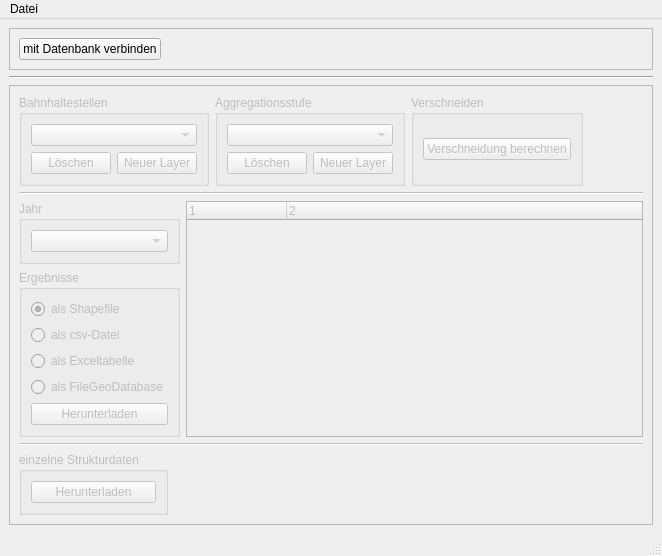
This is src/verschneidungstool/PyQt/main.ui in MaxBo/verschneidungstool as Qt 5 draws it before an edit. The edited form follows.
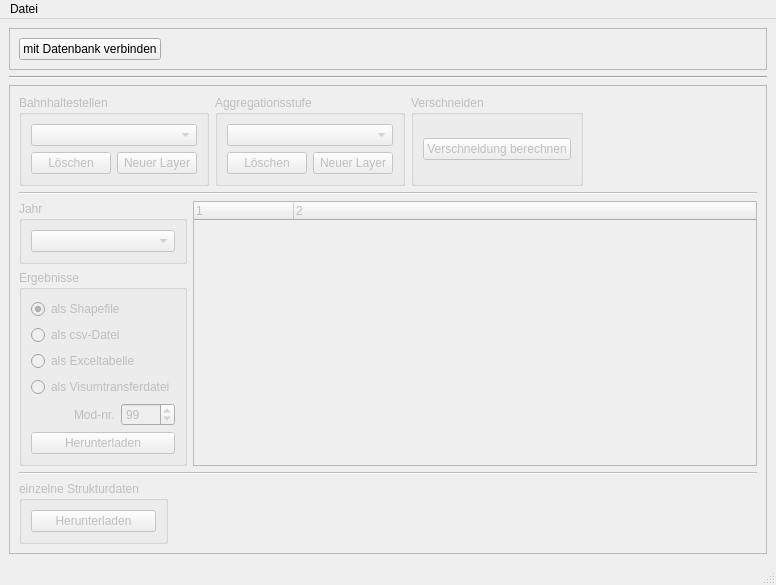
This is the edited form. Icons and pictures are not drawn.

Patch:
```diff
--- a/src/verschneidungstool/PyQt/main.ui
+++ b/src/verschneidungstool/PyQt/main.ui
@@ -6,8 +6,8 @@
    <rect>
     <x>0</x>
     <y>0</y>
-    <width>662</width>
-    <height>493</height>
+    <width>776</width>
+    <height>498</height>
    </rect>
   </property>
   <property name="windowTitle">
@@ -332,10 +332,53 @@
                    <bool>false</bool>
                   </property>
                   <property name="text">
-                   <string>als FileGeoDatabase</string>
+                   <string>als Visumtransferdatei</string>
                   </property>
                  </widget>
                 </item>
+                <item>
+                 <layout class="QHBoxLayout" name="horizontalLayout_3">
+                  <item>
+                   <spacer name="horizontalSpacer_3">
+                    <property name="orientation">
+                     <enum>Qt::Horizontal</enum>
+                    </property>
+                    <property name="sizeHint" stdset="0">
+                     <size>
+                      <width>20</width>
+                      <height>20</height>
+                     </size>
+                    </property>
+                   </spacer>
+                  </item>
+                  <item>
+                   <widget class="QLabel" name="label">
+                    <property name="enabled">
+                     <bool>false</bool>
+                    </property>
+                    <property name="text">
+                     <string>Mod-nr.</string>
+                    </property>
+                   </widget>
+                  </item>
+                  <item>
+                   <widget class="QSpinBox" name="visum_mod_input">
+                    <property name="enabled">
+                     <bool>false</bool>
+                    </property>
+                    <property name="minimum">
+                     <number>1</number>
+                    </property>
+                    <property name="maximum">
+                     <number>9999</number>
+                    </property>
+                    <property name="value">
+                     <number>99</number>
+                    </property>
+                   </widget>
+                  </item>
+                 </layout>
+                </item>
                 <item>
                  <widget class="QPushButton" name="results_button">
                   <property name="sizePolicy">
@@ -456,7 +499,7 @@
     <rect>
      <x>0</x>
      <y>0</y>
-     <width>662</width>
+     <width>776</width>
      <height>18</height>
     </rect>
    </property>
```
Left out of the diff: 2 changed lines with no effect on the pictures.
